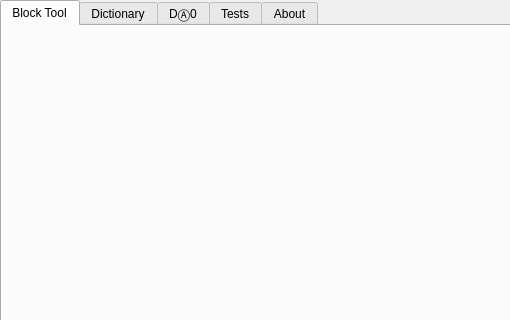
Above: apps/CodeForm2021/mainwindow.ui from assignonward/aosuite before the change; both pictures show x 0 to 510 and y 0 to 320 of the 800 by 600 pixel window. Below: the same form after it.
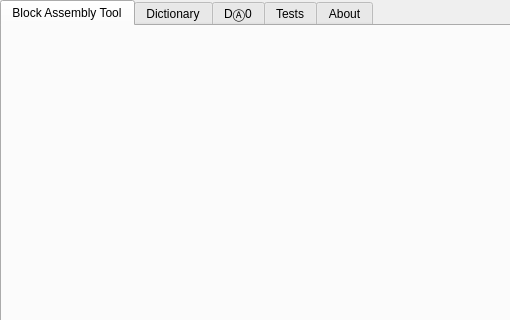
That is the form after the change. Icons and pictures are not drawn.

Commit message: add phase offset to colorWheel so that when the background colors aren't changing much, the outline colors will be changing more dramatically

Diff of the .ui file:
```diff
--- a/apps/CodeForm2021/mainwindow.ui
+++ b/apps/CodeForm2021/mainwindow.ui
@@ -38,7 +38,7 @@
       </property>
       <widget class="QWidget" name="blockToolTab">
        <attribute name="title">
-        <string>Block Tool</string>
+        <string>Block Assembly Tool</string>
        </attribute>
       </widget>
       <widget class="QWidget" name="tab">
```
The commit also changes 2 other files.
